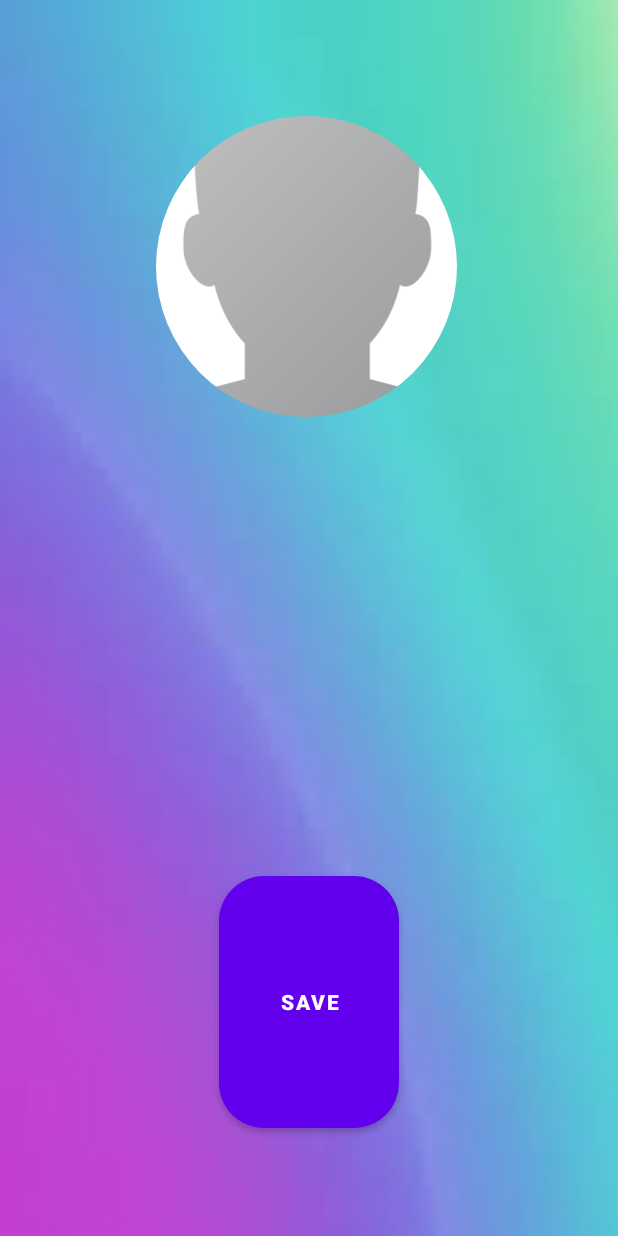
After one commit to MohammedAlwaeli/Pneuma, an Android app: the layout activity_profile.xml on its own in the app's theme, with its tools: preview values and no code run, on a phone screen of 412 x 824 dp. The commit adds this screen. Run offline under Robolectric (Android 15) with nearby library versions, the phone set to English and light mode, and no system bars.

Commit message:
Just Layout of Profile Page

```diff
--- a/app/src/main/java/com/example/pneuma/MainActivity.java
+++ b/app/src/main/java/com/example/pneuma/MainActivity.java
@@ -8,6 +8,7 @@ import androidx.recyclerview.widget.RecyclerView;
 import androidx.appcompat.widget.Toolbar;
 
 import android.content.Intent;
+import android.net.Uri;
 import android.os.Bundle;
 import android.view.MenuItem;
 import android.view.View;
--- /dev/null
+++ b/app/src/main/java/com/example/pneuma/ProfileActivity.java
@@ -0,0 +1,39 @@
+package com.example.pneuma;
+
+import androidx.annotation.NonNull;
+import androidx.annotation.Nullable;
+import androidx.appcompat.app.AppCompatActivity;
+
+import android.app.ProgressDialog;
+import android.content.ContentResolver;
+import android.content.Intent;
+import android.media.Image;
+import android.net.Uri;
+import android.os.Bundle;
+import android.text.TextUtils;
+import android.view.View;
+import android.webkit.MimeTypeMap;
+import android.widget.Button;
+import android.widget.EditText;
+import android.widget.ImageView;
+import android.widget.Toast;
+
+import com.google.android.gms.tasks.OnCompleteListener;
+import com.google.android.gms.tasks.OnFailureListener;
+import com.google.android.gms.tasks.OnSuccessListener;
+import com.google.android.gms.tasks.Task;
+import com.google.firebase.auth.FirebaseAuth;
+import com.google.firebase.database.DatabaseReference;
+import com.google.firebase.database.FirebaseDatabase;
+import com.google.firebase.storage.FirebaseStorage;
+import com.google.firebase.storage.StorageReference;
+import com.google.firebase.storage.StorageTask;
+import com.google.firebase.storage.UploadTask;
+import com.theartofdev.edmodo.cropper.CropImage;
+import com.theartofdev.edmodo.cropper.CropImageView;
+
+import java.util.HashMap;
+
+public class ProfileActivity extends AppCompatActivity{
+
+}
--- a/app/src/main/java/com/example/pneuma/SetupActivity.java
+++ b/app/src/main/java/com/example/pneuma/SetupActivity.java
@@ -7,6 +7,7 @@ import androidx.appcompat.app.AppCompatActivity;
 import android.app.ProgressDialog;
 import android.content.ContentResolver;
 import android.content.Intent;
+import android.media.Image;
 import android.net.Uri;
 import android.os.Bundle;
 import android.text.TextUtils;
@@ -198,6 +199,7 @@ public class SetupActivity extends AppCompatActivity {
         String username = UserName.getText().toString();
         String fullname = FullName.getText().toString();
         String country = CountryName.getText().toString();
+        Uri pic = imageUri;
 
         if(TextUtils.isEmpty(username)){
             Toast.makeText(this, "please write your username", Toast.LENGTH_SHORT).show();
--- /dev/null
+++ b/app/src/main/res/layout/activity_profile.xml
@@ -0,0 +1,43 @@
+<?xml version="1.0" encoding="utf-8"?>
+<RelativeLayout xmlns:android="http://schemas.android.com/apk/res/android"
+    xmlns:app="http://schemas.android.com/apk/res-auto"
+    xmlns:tools="http://schemas.android.com/tools"
+    android:layout_width="match_parent"
+    android:layout_height="match_parent"
+    android:background="@drawable/background1"
+    tools:context=".ProfileActivity">
+
+    <de.hdodenhof.circleimageview.CircleImageView
+        android:id="@+id/setup_profile_image"
+        android:layout_width="200dp"
+        android:layout_height="200dp"
+        android:layout_alignParentStart="true"
+        android:layout_alignParentTop="true"
+        android:layout_alignParentEnd="true"
+        android:layout_alignParentBottom="true"
+        android:layout_marginStart="104dp"
+        android:layout_marginTop="31dp"
+        android:layout_marginEnd="107dp"
+        android:layout_marginBottom="500dp"
+        android:src="@drawable/profile" />
+
+    <Button
+        android:id="@+id/setup_information_button"
+        android:layout_width="wrap_content"
+        android:layout_height="73dp"
+        android:layout_alignParentStart="true"
+        android:layout_alignParentTop="true"
+        android:layout_alignParentEnd="true"
+        android:layout_alignParentBottom="true"
+        android:layout_marginStart="146dp"
+        android:layout_marginTop="584dp"
+        android:layout_marginEnd="146dp"
+        android:layout_marginBottom="72dp"
+        android:background="@drawable/button"
+        android:padding="14dp"
+        android:text="Save"
+        android:textSize="14sp"
+        android:textStyle="bold" />
+
+
+</RelativeLayout>
```
